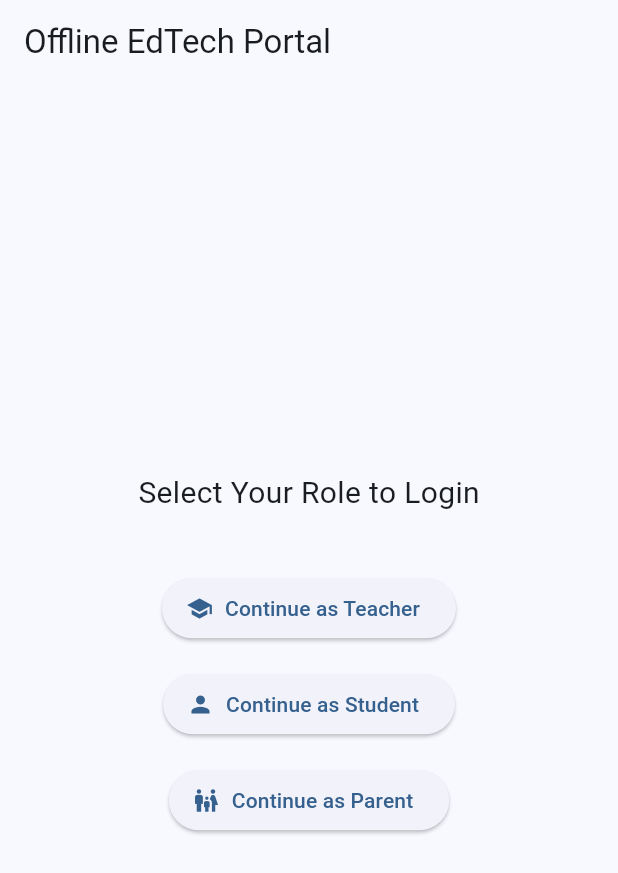
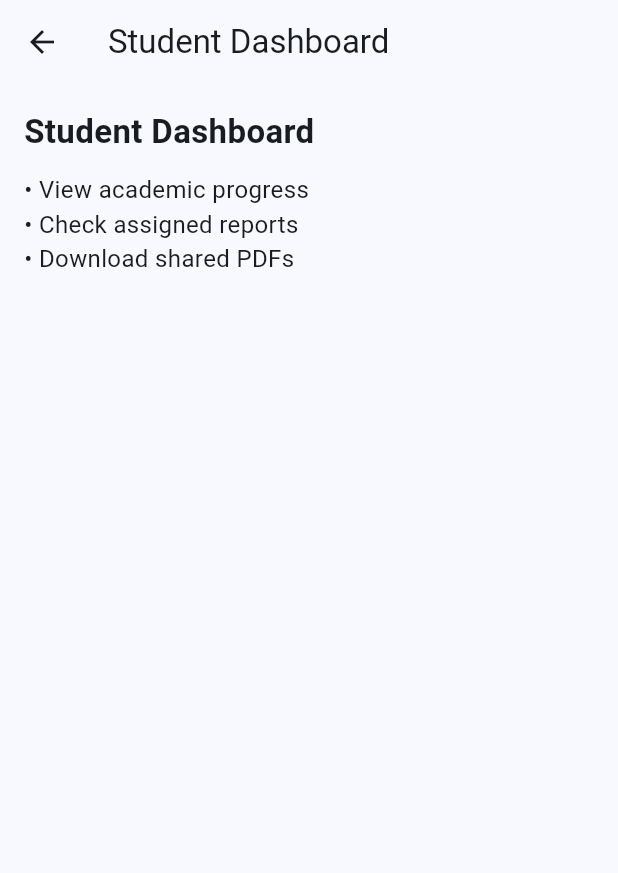
Before and after one commit to Padmashri2004/edtech_offline_app, a Flutter app: the screen it shows after launch, after a tap on an icon or button, on a phone screen of 412 x 824 dp. Shown: the top 873 px of the screen. Run offline on Flutter 3.47's test engine with Material 3 defaults, Android fonts, the phone set to English and light mode, and no system bars; our stand-ins replace pdf, sqflite; missing offline and left inert: flutter_gemma; accounts and stored records are empty.

Commit message:
feat: role navigation and dashboards for reports sharing

```diff
--- a/lib/main.dart
+++ b/lib/main.dart
@@ -1,16 +1,19 @@
 import 'package:flutter/material.dart';
-import 'package:flutter_gemma/flutter_gemma.dart';
+//import 'package:flutter_gemma/flutter_gemma.dart';
 import 'src/core/database/database_helper.dart';
 import 'src/core/ai/ai_service.dart'; // Import is now used below
+import 'src/features/reports_sharing/parent_dashboard.dart';
+import 'src/features/reports_sharing/teacher_dashboard.dart';
+import 'src/features/reports_sharing/student_dashboard.dart';
 
 void main() async {
   WidgetsFlutterBinding.ensureInitialized();
 
   // 1. Initialize On-Device Al Pipeline [cite: 104, 115]
-  await FlutterGemma.initialize();
+  //await FlutterGemma.initialize();
 
   // 2. Initialize Core Database [cite: 110, 112]
-  await DatabaseHelper.instance.database;
+  // await DatabaseHelper.instance.database;
 
   // 3. Alumni & Agentic Transition Logic [cite: 96, 128]
   final ai = AIService();
@@ -53,7 +56,8 @@ class RoleSelectionScreen extends StatelessWidget {
         child: Column(
           mainAxisAlignment: MainAxisAlignment.center,
           children: [
-            const Text("Select Your Role to Login", style: TextStyle(fontSize: 20)),
+            const Text("Select Your Role to Login",
+                style: TextStyle(fontSize: 20)),
             const SizedBox(height: 30),
             _roleBtn(context, "Teacher", Icons.school),
             _roleBtn(context, "Student", Icons.person),
@@ -71,7 +75,22 @@ class RoleSelectionScreen extends StatelessWidget {
         icon: Icon(icon),
         label: Text("Continue as $role"),
         onPressed: () {
-          // Navigates to role-filtered login [cite: 1]
+          if (role == "Parent") {
+            Navigator.push(
+              context,
+              MaterialPageRoute(builder: (_) => const ParentDashboard()),
+            );
+          } else if (role == "Teacher") {
+            Navigator.push(
+              context,
+              MaterialPageRoute(builder: (_) => const TeacherDashboard()),
+            );
+          } else if (role == "Student") {
+            Navigator.push(
+              context,
+              MaterialPageRoute(builder: (_) => const StudentDashboard()),
+            );
+          }
         },
       ),
     );
--- /dev/null
+++ b/lib/src/features/reports_sharing/student_dashboard.dart
@@ -0,0 +1,31 @@
+import 'package:flutter/material.dart';
+
+class StudentDashboard extends StatelessWidget {
+  const StudentDashboard({super.key});
+
+  @override
+  Widget build(BuildContext context) {
+    return Scaffold(
+      appBar: AppBar(title: const Text("Student Dashboard")),
+      body: Padding(
+        padding: const EdgeInsets.all(16.0),
+        child: Column(
+          crossAxisAlignment: CrossAxisAlignment.start,
+          children: const [
+            Text(
+              "Student Dashboard",
+              style: TextStyle(fontSize: 22, fontWeight: FontWeight.bold),
+            ),
+            SizedBox(height: 12),
+            Text(
+              "• View academic progress\n"
+              "• Check assigned reports\n"
+              "• Download shared PDFs",
+              style: TextStyle(fontSize: 16),
+            ),
+          ],
+        ),
+      ),
+    );
+  }
+}
--- /dev/null
+++ b/lib/src/features/reports_sharing/teacher_dashboard.dart
@@ -0,0 +1,31 @@
+import 'package:flutter/material.dart';
+
+class TeacherDashboard extends StatelessWidget {
+  const TeacherDashboard({super.key});
+
+  @override
+  Widget build(BuildContext context) {
+    return Scaffold(
+      appBar: AppBar(title: const Text("Teacher Dashboard")),
+      body: Padding(
+        padding: const EdgeInsets.all(16.0),
+        child: Column(
+          crossAxisAlignment: CrossAxisAlignment.start,
+          children: const [
+            Text(
+              "Teacher Dashboard",
+              style: TextStyle(fontSize: 22, fontWeight: FontWeight.bold),
+            ),
+            SizedBox(height: 12),
+            Text(
+              "• View student reports\n"
+              "• Generate progress PDFs\n"
+              "• Share reports with parents",
+              style: TextStyle(fontSize: 16),
+            ),
+          ],
+        ),
+      ),
+    );
+  }
+}
--- a/pubspec.yaml
+++ b/pubspec.yaml
@@ -29,5 +29,5 @@ dev_dependencies:
 flutter:
   uses-material-design: true
   assets:
-    - assets/models/gemma.task
+    - assets/textbooks/models/gemma.task
     - assets/textbooks/
```
